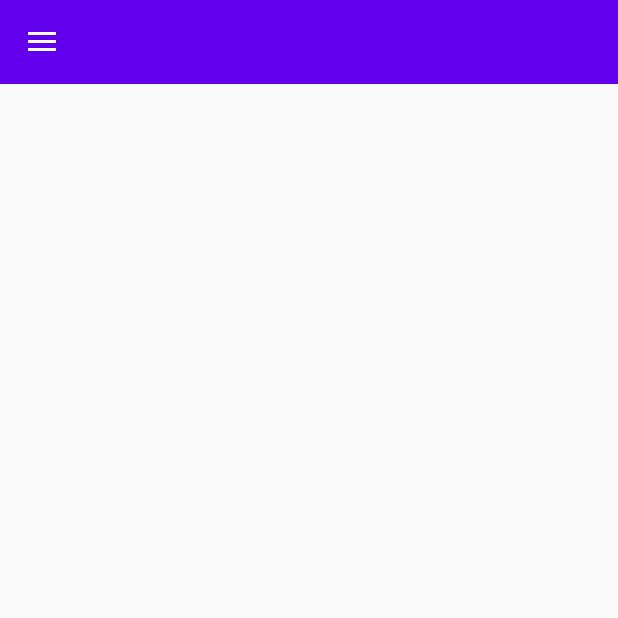
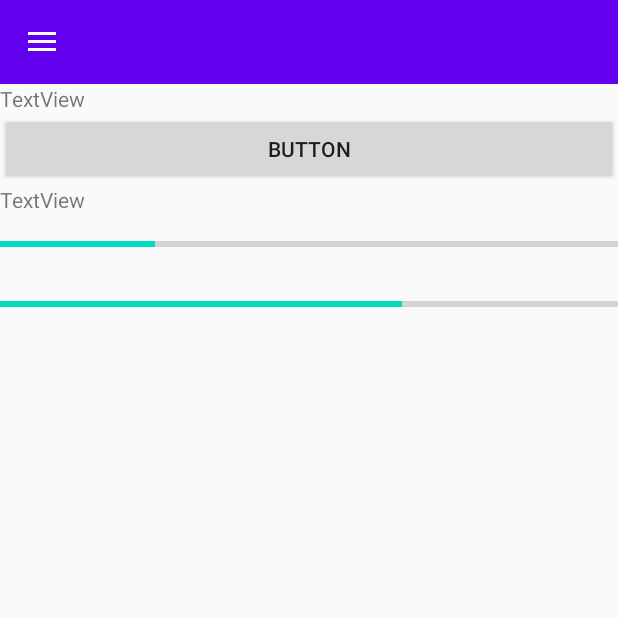
Before and after one commit to AntLCrimson/InfoAge, an Android app: the StudentActivity screen opened directly, with no data from a screen before it, on a phone screen of 412 x 824 dp, the top half of it. Run offline under Robolectric (Android 15) with nearby library versions, the phone set to English and light mode, and no system bars.

Commit message:
Add activities

```diff
--- a/app/build.gradle
+++ b/app/build.gradle
@@ -1,5 +1,5 @@
 apply plugin: 'com.android.application'
-
+apply plugin: 'com.google.gms.google-services'
 android {
     compileSdkVersion 30
     buildToolsVersion "30.0.2"
@@ -27,6 +27,8 @@ dependencies {
     implementation 'androidx.appcompat:appcompat:1.2.0'
     implementation 'androidx.appcompat:appcompat:1.0.0'
     implementation 'androidx.constraintlayout:constraintlayout:2.0.1'
+    implementation 'com.google.firebase:firebase-analytics'
+    implementation platform('com.google.firebase:firebase-bom:26.1.0')
     implementation 'com.google.android.material:material:1.2.1'
     implementation 'androidx.legacy:legacy-support-v4:1.0.0'
     implementation 'androidx.navigation:navigation-fragment:2.3.0'
--- a/app/src/main/java/com/tuition/infoage/StudentActivity.java
+++ b/app/src/main/java/com/tuition/infoage/StudentActivity.java
@@ -12,6 +12,7 @@ import android.content.Intent;
 import android.os.Bundle;
 import android.view.Menu;
 import android.view.MenuItem;
+import android.widget.ProgressBar;
 import android.widget.TextView;
 
 import com.google.android.material.navigation.NavigationView;
@@ -21,7 +22,7 @@ public class StudentActivity extends AppCompatActivity  implements NavigationVie
     DrawerLayout drawerLayout;
     NavigationView navigationView;
     Toolbar toolbar;
-
+    ProgressBar progressBar1, progressBar2;
     @Override
     protected void onCreate(Bundle savedInstanceState) {
         super.onCreate(savedInstanceState);
@@ -29,6 +30,10 @@ public class StudentActivity extends AppCompatActivity  implements NavigationVie
         drawerLayout=findViewById(R.id.drawerLayout);
         navigationView=findViewById(R.id.nav_view);
         toolbar=findViewById(R.id.toolbar);
+        progressBar1=findViewById(R.id.progressBar);
+        progressBar2=findViewById(R.id.progressBar2);
+        progressBar1.setProgress(25);
+        progressBar2.setProgress(65);
         navigationView.bringToFront();
         ActionBarDrawerToggle toggle=new
                 ActionBarDrawerToggle(this,drawerLayout,toolbar,R.string.navigation_drawer_open,R.string.navigation_drawer_close);
--- a/app/src/main/res/layout/activity_forum.xml
+++ b/app/src/main/res/layout/activity_forum.xml
@@ -34,7 +34,7 @@
         android:layout_height="match_parent"
         android:id="@+id/nav_view"
         app:headerLayout="@layout/nav_header"
-        app:menu="@menu/nav_drawer_menu"
+        app:menu="@menu/student_drawer"
         android:layout_gravity="start"
         android:fitsSystemWindows="true"/>
 
--- a/app/src/main/res/layout/activity_student.xml
+++ b/app/src/main/res/layout/activity_student.xml
@@ -24,7 +24,52 @@
             android:layout_width="match_parent"
             android:layout_height="match_parent"
             android:id="@+id/fragment_container">
+        <ScrollView
+            android:layout_width="match_parent"
+            android:layout_height="match_parent">
+            <LinearLayout
+                android:layout_width="match_parent"
+                android:layout_height="match_parent"
+                android:orientation="vertical">
 
+                <ImageView
+                    android:id="@+id/imageView5"
+                    android:layout_width="match_parent"
+                    android:layout_height="wrap_content"
+                    tools:srcCompat="@tools:sample/avatars" />
+
+                <TextView
+                    android:id="@+id/textView8"
+                    android:layout_width="match_parent"
+                    android:layout_height="wrap_content"
+                    android:text="TextView" />
+
+                <Button
+                    android:id="@+id/button2"
+                    android:layout_width="match_parent"
+                    android:layout_height="wrap_content"
+                    android:text="Button" />
+
+                <TextView
+                    android:id="@+id/textView9"
+                    android:layout_width="match_parent"
+                    android:layout_height="wrap_content"
+                    android:text="TextView" />
+
+                <ProgressBar
+                    android:id="@+id/progressBar"
+                    style="?android:attr/progressBarStyleHorizontal"
+                    android:layout_width="match_parent"
+                    android:layout_height="40dp" />
+
+                <ProgressBar
+                    android:id="@+id/progressBar2"
+                    style="?android:attr/progressBarStyleHorizontal"
+                    android:layout_width="match_parent"
+                    android:layout_height="40dp"
+                    />
+            </LinearLayout>
+        </ScrollView>
 
         </FrameLayout>
 
@@ -34,7 +79,7 @@
         android:layout_height="match_parent"
         android:id="@+id/nav_view"
         app:headerLayout="@layout/nav_header"
-        app:menu="@menu/nav_drawer_menu"
+        app:menu="@menu/student_drawer"
         android:layout_gravity="start"
         android:fitsSystemWindows="true"/>
 
--- a/app/src/main/res/layout/activity_teacher.xml
+++ b/app/src/main/res/layout/activity_teacher.xml
@@ -34,7 +34,7 @@
         android:layout_height="match_parent"
         android:id="@+id/nav_view"
         app:headerLayout="@layout/nav_header"
-        app:menu="@menu/nav_drawer_menu"
+        app:menu="@menu/student_drawer"
         android:layout_gravity="start"
         android:fitsSystemWindows="true"/>
 
--- a/app/src/main/res/menu/student_drawer.xml
+++ b/app/src/main/res/menu/student_drawer.xml
@@ -1,25 +1,29 @@
 <?xml version="1.0" encoding="utf-8"?>
 <menu xmlns:android="http://schemas.android.com/apk/res/android">
     <item
-        android:id="@+id/homeItem"
-        android:title="@string/HomeDrawerString"
+        android:id="@+id/level"
+        android:title="@string/level"
         />
     <item
-        android:id="@+id/teacherItem"
-        android:title="@string/TeacherDrawerString"
+        android:id="@+id/message"
+        android:title="@string/message"
         />
     <item
-        android:id="@+id/studentItem"
-        android:title="@string/StudentDrawerString"
+        android:id="@+id/myStatistics"
+        android:title="@string/myStatistics"
         />
 
     <item
-        android:id="@+id/forumItem"
-        android:title="@string/ForumsDrawerString"
+        android:id="@+id/classes"
+        android:title="@string/classes"
         />
 
     <item
-        android:id="@+id/helpAndSupportItem"
-        android:title="@string/HelpAndSupportDrawerString"
+        android:id="@+id/carlendar"
+        android:title="@string/calendar"
+        />
+    <item
+        android:id="@+id/setting"
+        android:title="@string/setting"
         />
 </menu>
--- a/app/src/main/res/values/strings.xml
+++ b/app/src/main/res/values/strings.xml
@@ -21,4 +21,23 @@
     <string name="StudentDrawerString">Students</string>
     <string name="ForumsDrawerString">Forums</string>
     <string name="HelpAndSupportDrawerString">Help And Support</string>
+    <string name="message">Messages</string>
+    <string name="level">Level</string>
+    <string name="classes">Classes</string>
+    <string name="myStatistics">My Statistics</string>
+    <string name="setting">Settings</string>
+    <string name="calendar">Calendar</string>
+    <string name="name">Name</string>
+    <string name="password">Password</string>
+    <string name="or">Or</string>
+    <string name="google">Google</string>
+    <string name="facebook">Facebook</string>
+    <string name="signin">Sign In</string>
+    <string name="signup">Sign Up</string>
+    <string name="rememberMe">Remember Me</string>
+    <string name="forgot_password">Forget Password?</string>
+    <string name="dont_have_account">Do not have account?</string>
+    <string name="msg1">Stay signed in with your  account to make search easier.</string>
+    <string name="welcomeback">Welcome back!</string>
+
 </resources>
--- a/build.gradle
+++ b/build.gradle
@@ -6,7 +6,7 @@ buildscript {
     }
     dependencies {
         classpath "com.android.tools.build:gradle:4.0.1"
-
+        classpath 'com.google.gms:google-services:4.3.4'
         // NOTE: Do not place your application dependencies here; they belong
         // in the individual module build.gradle files
     }
```
Also changed, not shown: app/src/main/res/layout/activity_signin.xml (+13 -12 lines), 2 other files.
